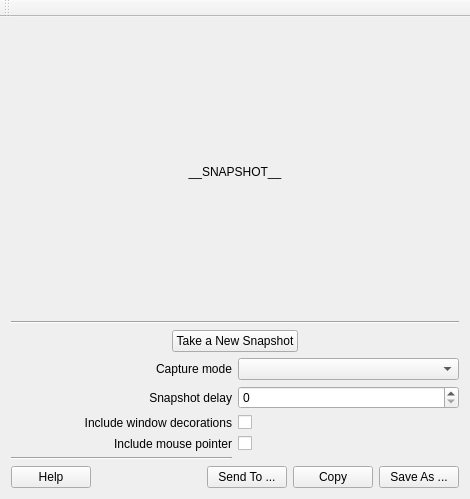
The window that sandbox/c++/qsnapshot/mainwindow.ui (legnaleurc/junkcode) describes before a commit, drawn with Qt 5.
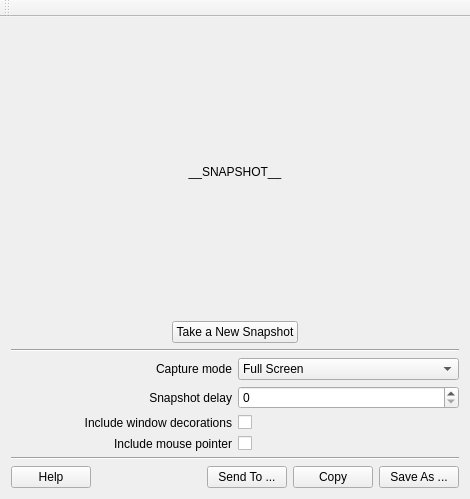
The same window after the commit.

Commit message: Fix main window layout.

```diff
--- a/sandbox/c++/qsnapshot/mainwindow.ui
+++ b/sandbox/c++/qsnapshot/mainwindow.ui
@@ -31,13 +31,6 @@
       </property>
      </widget>
     </item>
-    <item>
-     <widget class="Line" name="line">
-      <property name="orientation">
-       <enum>Qt::Horizontal</enum>
-      </property>
-     </widget>
-    </item>
     <item>
      <layout class="QHBoxLayout" name="horizontalLayout_2">
       <item>
@@ -75,6 +68,13 @@
       </item>
      </layout>
     </item>
+    <item>
+     <widget class="Line" name="line">
+      <property name="orientation">
+       <enum>Qt::Horizontal</enum>
+      </property>
+     </widget>
+    </item>
     <item>
      <layout class="QGridLayout" name="gridLayout">
       <item row="0" column="0">
@@ -88,7 +88,28 @@
        </widget>
       </item>
       <item row="0" column="1">
-       <widget class="QComboBox" name="comboBox"/>
+       <widget class="QComboBox" name="captureMode">
+        <item>
+         <property name="text">
+          <string>Full Screen</string>
+         </property>
+        </item>
+        <item>
+         <property name="text">
+          <string>Window Under Cursor</string>
+         </property>
+        </item>
+        <item>
+         <property name="text">
+          <string>Rectangular Region</string>
+         </property>
+        </item>
+        <item>
+         <property name="text">
+          <string>Section of Window</string>
+         </property>
+        </item>
+       </widget>
       </item>
       <item row="1" column="0">
        <widget class="QLabel" name="label_3">
@@ -137,15 +158,15 @@
         </property>
        </widget>
       </item>
-      <item row="4" column="0">
-       <widget class="Line" name="line_2">
-        <property name="orientation">
-         <enum>Qt::Horizontal</enum>
-        </property>
-       </widget>
-      </item>
      </layout>
     </item>
+    <item>
+     <widget class="Line" name="line_2">
+      <property name="orientation">
+       <enum>Qt::Horizontal</enum>
+      </property>
+     </widget>
+    </item>
     <item>
      <layout class="QHBoxLayout" name="horizontalLayout">
       <property name="sizeConstraint">
```
Left out of the diff: 2 changed lines with no effect on the pictures.
